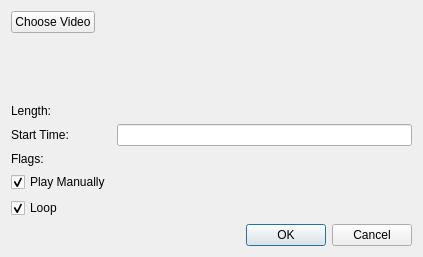
Qt form load_video_dialog.ui (coderkalyan/vst_project) before a commit.
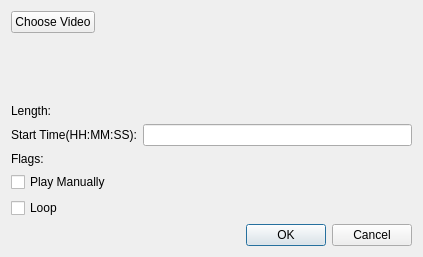
The same form after that commit.

Commit message: (Kalyan) The load new video now loads a video and plays it, but it doesn't show up in the table or get saved to a file yet. Flags are not yet functional.

Diff of the .ui file:
```diff
--- a/load_video_dialog.ui
+++ b/load_video_dialog.ui
@@ -69,7 +69,7 @@
    <item row="5" column="0">
     <widget class="QLabel" name="label">
      <property name="text">
-      <string>Start Time:</string>
+      <string>Start Time(HH:MM:SS):</string>
      </property>
     </widget>
    </item>
@@ -89,7 +89,7 @@
       <string>Loop</string>
      </property>
      <property name="checked">
-      <bool>true</bool>
+      <bool>false</bool>
      </property>
     </widget>
    </item>
@@ -122,7 +122,7 @@
       <string>Play Manually</string>
      </property>
      <property name="checked">
-      <bool>true</bool>
+      <bool>false</bool>
      </property>
      <property name="tristate">
       <bool>false</bool>
```
The commit also changes 2 other files.
